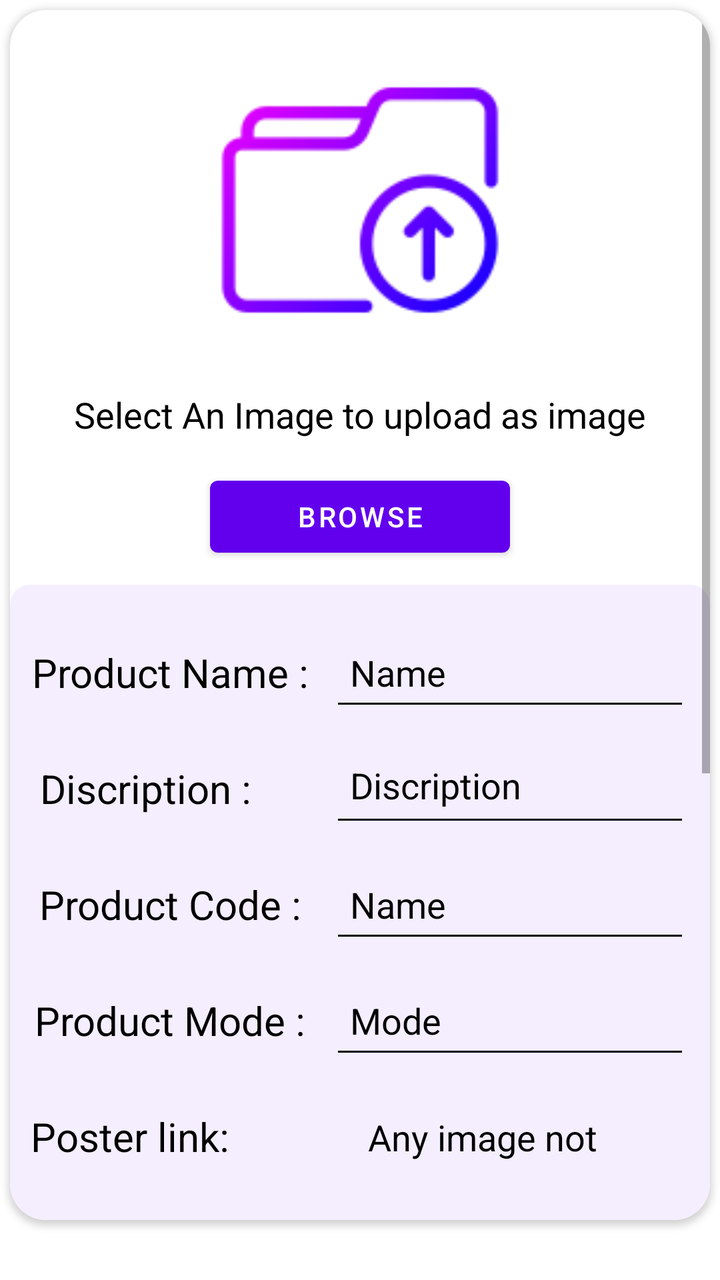
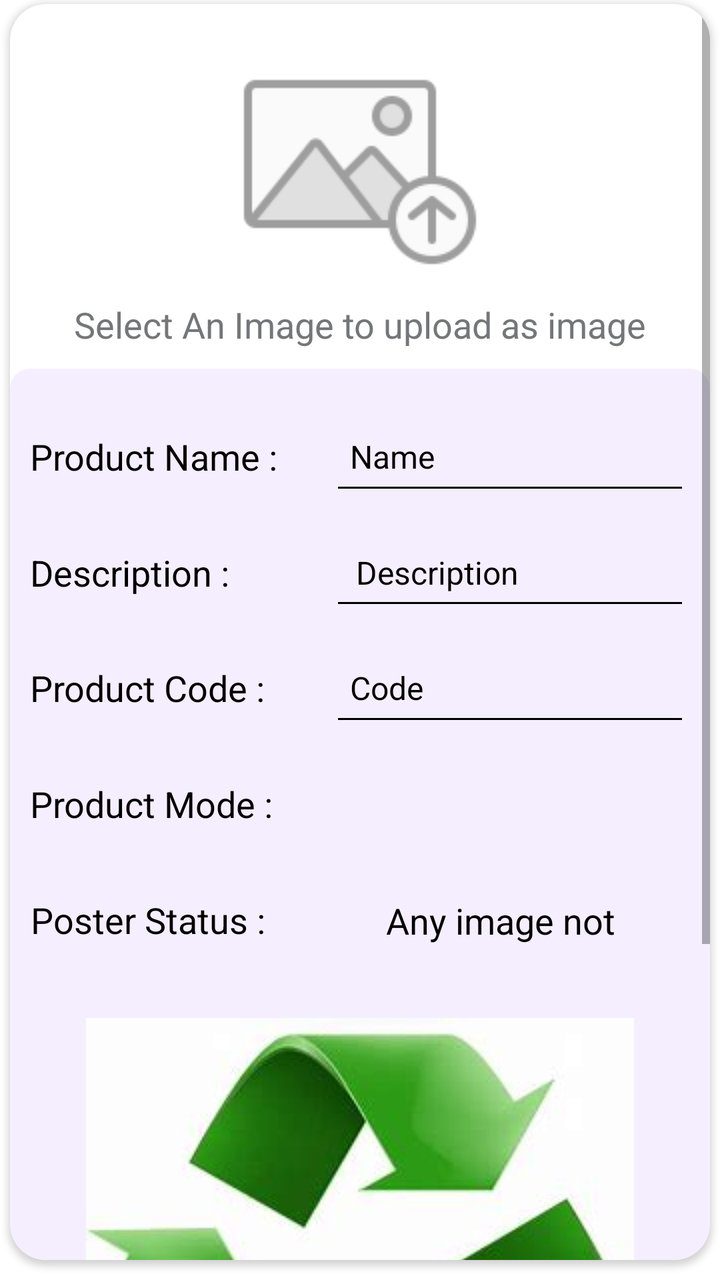

Two renders of the same Android screen: before a commit and after it. Below are the layout's source before the change and the commit's diff.
<!-- AndroidManifest.xml: application theme Theme.Master -->
<!-- res/layout/details_add.xml -->
<?xml version="1.0" encoding="utf-8"?>
<androidx.constraintlayout.widget.ConstraintLayout xmlns:android="http://schemas.android.com/apk/res/android"
    xmlns:app="http://schemas.android.com/apk/res-auto"
    xmlns:tools="http://schemas.android.com/tools"
    android:layout_width="match_parent"
    android:layout_height="match_parent">

    <androidx.cardview.widget.CardView
        android:layout_width="match_parent"
        android:layout_height="0dp"
        android:layout_marginStart="5dp"
        android:layout_marginTop="5dp"
        android:layout_marginEnd="5dp"
        android:layout_marginBottom="30dp"
        app:cardBackgroundColor="@color/white"
        app:cardCornerRadius="18dp"
        app:layout_constraintBottom_toBottomOf="parent"
        app:layout_constraintEnd_toEndOf="parent"
        app:layout_constraintStart_toStartOf="parent"
        app:layout_constraintTop_toTopOf="parent">

        <ScrollView
            android:layout_width="match_parent"
            android:layout_height="match_parent">

            <androidx.constraintlayout.widget.ConstraintLayout
                android:layout_width="match_parent"
                android:layout_height="wrap_content">

                <androidx.constraintlayout.widget.ConstraintLayout
                    android:id="@+id/constraintLayout2"
                    android:layout_width="match_parent"
                    android:layout_height="wrap_content"
                    android:layout_marginTop="10dp"
                    android:background="@drawable/button_back"
                    app:layout_constraintBottom_toBottomOf="parent"
                    app:layout_constraintEnd_toEndOf="parent"
                    app:layout_constraintStart_toStartOf="parent"
                    app:layout_constraintTop_toBottomOf="@+id/uplode">

                    <EditText
                        android:id="@+id/area2"
                        android:layout_width="0dp"
                        android:layout_height="48dp"
                        android:layout_marginStart="10dp"
                        android:layout_marginTop="20dp"
                        android:layout_marginEnd="10dp"
                        android:layout_marginBottom="10dp"
                        android:backgroundTint="@color/black"
                        android:ems="10"
                        android:hint="Name"
                        android:importantForAutofill="no"
                        android:inputType="textPersonName"
                        android:padding="10dp"
                        android:textColor="@color/black"
                        android:textColorHint="@color/black"
                        android:textSize="18sp"
                        app:layout_constraintBottom_toTopOf="@+id/textView14"
                        app:layout_constraintEnd_toEndOf="parent"
                        app:layout_constraintHorizontal_bias="1.0"
                        app:layout_constraintStart_toEndOf="@+id/textView9"
                        app:layout_constraintTop_toTopOf="parent" />

                    <TextView
                        android:id="@+id/textView9"
                        android:layout_width="140dp"
                        android:layout_height="48dp"
                        android:layout_marginStart="10dp"
                        android:layout_marginTop="20dp"
                        android:layout_marginBottom="10dp"
                        android:gravity="center"
                        android:text="Product Name :"
                        android:textColor="@color/black"
                        android:textSize="20sp"
                        android:textStyle="normal"
                        app:layout_constraintBottom_toTopOf="@+id/textView14"
                        app:layout_constraintStart_toStartOf="parent"
                        app:layout_constraintTop_toTopOf="parent" />

                    <EditText
                        android:id="@+id/editTextTextMultiLine21"
                        android:layout_width="0dp"
                        android:layout_height="48dp"
                        android:layout_marginStart="10dp"
                        android:layout_marginTop="10dp"
                        android:layout_marginEnd="10dp"
                        android:backgroundTint="@color/black"
                        android:ems="10"
                        android:gravity="start|top"
                        android:hint="Discription"
                        android:importantForAutofill="no"
                        android:inputType="textMultiLine"
                        android:padding="10dp"
                        android:textColor="@color/black"
                        android:textColorHint="@color/black"
                        android:textSize="18sp"
                        app:layout_constraintEnd_toEndOf="parent"
                        app:layout_constraintStart_toEndOf="@+id/textView14"
                        app:layout_constraintTop_toBottomOf="@+id/area2" />

                    <Button
                        android:id="@+id/submit"
                        android:layout_width="173dp"
                        android:layout_height="52dp"
                        android:layout_marginTop="20dp"
                        android:layout_marginBottom="10dp"
                        android:text="Submit"
                        app:layout_constraintBottom_toBottomOf="parent"
                        app:layout_constraintEnd_toEndOf="parent"
                        app:layout_constraintStart_toStartOf="parent"
                        app:layout_constraintTop_toBottomOf="@+id/image_select_container" />

                    <TextView
                        android:id="@+id/textView10"
                        android:layout_width="140dp"
                        android:layout_height="48dp"
                        android:layout_marginStart="10dp"
                        android:layout_marginTop="10dp"
                        android:gravity="center"
                        android:text="Product Code :"
                        android:textColor="#FF000000"
                        android:textSize="20sp"
                        android:textStyle="normal"
                        app:layout_constraintStart_toStartOf="parent"
                        app:layout_constraintTop_toBottomOf="@+id/textView14" />

                    <TextView
                        android:id="@+id/textView14"
                        android:layout_width="140dp"
                        android:layout_height="48dp"
                        android:layout_marginStart="10dp"
                        android:layout_marginBottom="10dp"
                        android:gravity="center_vertical"
                        android:padding="5dp"
                        android:text="Discription :"
                        android:textColor="@color/black"
                        android:textSize="20sp"
                        android:textStyle="normal"
                        app:layout_constraintBottom_toTopOf="@+id/textView10"
                        app:layout_constraintStart_toStartOf="parent"
                        app:layout_constraintTop_toBottomOf="@+id/textView9" />

                    <TextView
                        android:id="@+id/textView15"
                        android:layout_width="140dp"
                        android:layout_height="48dp"
                        android:layout_marginStart="10dp"
                        android:layout_marginTop="10dp"
                        android:gravity="center"
                        android:text="Product Mode :"
                        android:textColor="@color/black"
                        android:textSize="20sp"
                        app:layout_constraintStart_toStartOf="parent"
                        app:layout_constraintTop_toBottomOf="@+id/textView10" />

                    <EditText
                        android:id="@+id/editTextTextPersonName"
                        android:layout_width="0dp"
                        android:layout_height="48dp"
                        android:layout_marginStart="10dp"
                        android:layout_marginTop="10dp"
                        android:layout_marginEnd="10dp"
                        android:backgroundTint="@color/black"
                        android:ems="10"
                        android:hint="Mode"
                        android:inputType="textPersonName"
                        android:padding="10dp"
                        android:textColor="@color/black"
                        android:textColorHint="@color/black"
                        app:layout_constraintEnd_toEndOf="parent"
                        app:layout_constraintStart_toEndOf="@+id/textView15"
                        app:layout_constraintTop_toBottomOf="@+id/editTextTextPersonName2" />

                    <TextView
                        android:id="@+id/textView17"
                        android:layout_width="wrap_content"
                        android:layout_height="48dp"
                        android:layout_marginStart="10dp"
                        android:layout_marginTop="10dp"
                        android:gravity="center"
                        android:text="Poster link:"
                        android:textColor="@color/black"
                        android:textSize="20sp"
                        app:layout_constraintEnd_toStartOf="@+id/textView19"
                        app:layout_constraintStart_toStartOf="parent"
                        app:layout_constraintTop_toBottomOf="@+id/textView15" />

                    <TextView
                        android:id="@+id/textView19"
                        android:layout_width="0dp"
                        android:layout_height="48dp"
                        android:layout_marginStart="10dp"
                        android:layout_marginTop="10dp"
                        android:layout_marginEnd="10dp"
                        android:layout_marginBottom="20dp"
                        android:gravity="center"
                        android:padding="12dp"
                        android:text="   Any image not selected"
                        android:textColor="@color/black"
                        android:textSize="18sp"
                        app:layout_constraintBottom_toTopOf="@+id/image_select_container"
                        app:layout_constraintEnd_toEndOf="parent"
                        app:layout_constraintStart_toEndOf="@+id/textView17"
                        app:layout_constraintTop_toBottomOf="@+id/textView15" />

                    <androidx.constraintlayout.widget.ConstraintLayout
                        android:id="@+id/image_select_container"
                        android:layout_width="match_parent"
                        android:layout_height="match_parent"
                        android:layout_marginTop="20dp"
                        app:layout_constraintBottom_toTopOf="@+id/submit"
                        app:layout_constraintEnd_toEndOf="parent"
                        app:layout_constraintStart_toStartOf="parent"
                        app:layout_constraintTop_toBottomOf="@+id/textView17">

                        <ImageView
                            android:id="@+id/imageView"
                            android:layout_width="wrap_content"
                            android:layout_height="wrap_content"
                            app:layout_constraintBottom_toBottomOf="parent"
                            app:layout_constraintEnd_toEndOf="parent"
                            app:layout_constraintStart_toStartOf="parent"
                            app:layout_constraintTop_toTopOf="parent"
                            app:srcCompat="@drawable/img" />
                    </androidx.constraintlayout.widget.ConstraintLayout>

                    <EditText
                        android:id="@+id/editTextTextPersonName2"
                        android:layout_width="0dp"
                        android:layout_height="48dp"
                        android:layout_marginStart="10dp"
                        android:layout_marginTop="10dp"
                        android:layout_marginEnd="10dp"
                        android:backgroundTint="@color/black"
                        android:ems="10"
                        android:inputType="textPersonName"
                        android:padding="10dp"
                        android:text="Name"
                        android:textColor="@color/black"
                        app:layout_constraintEnd_toEndOf="parent"
                        app:layout_constraintStart_toEndOf="@+id/textView10"
                        app:layout_constraintTop_toBottomOf="@+id/editTextTextMultiLine21" />

                </androidx.constraintlayout.widget.ConstraintLayout>

                <ImageView
                    android:id="@+id/probimg"
                    android:layout_width="150dp"
                    android:layout_height="150dp"
                    android:layout_gravity="center_horizontal"
                    android:layout_margin="20dp"
                    android:layout_marginTop="5dp"
                    app:layout_constraintEnd_toEndOf="parent"
                    app:layout_constraintStart_toStartOf="parent"
                    app:layout_constraintTop_toTopOf="parent"
                    app:srcCompat="@drawable/img_13" />

                <Button
                    android:id="@+id/uplode"
                    android:layout_width="150dp"
                    android:layout_height="wrap_content"
                    android:layout_marginTop="15dp"
                    android:text="Browse"
                    android:visibility="visible"
                    app:layout_constraintEnd_toEndOf="parent"
                    app:layout_constraintStart_toStartOf="parent"
                    app:layout_constraintTop_toBottomOf="@+id/textView11" />

                <TextView
                    android:id="@+id/textView11"
                    android:layout_width="wrap_content"
                    android:layout_height="wrap_content"
                    android:layout_marginTop="20dp"
                    android:gravity="center"
                    android:text="Select An Image to upload as image"
                    android:textColor="#FF000000"
                    android:textSize="18sp"
                    app:layout_constraintEnd_toEndOf="parent"
                    app:layout_constraintStart_toStartOf="parent"
                    app:layout_constraintTop_toBottomOf="@+id/probimg" />

            </androidx.constraintlayout.widget.ConstraintLayout>
        </ScrollView>

    </androidx.cardview.widget.CardView>

</androidx.constraintlayout.widget.ConstraintLayout>
<!-- resources referenced by this layout -->
<resources>
  <color name="black">#FF000000</color>
  <color name="white">#FFFFFFFF</color>
  <!-- drawable button_back (drawable) -->
  <?xml version="1.0" encoding="utf-8"?>
  <shape xmlns:android="http://schemas.android.com/apk/res/android"
      android:shape="rectangle">
      <solid android:color="#F5EEFF"/>
      <corners android:radius="10dp"/>
  
  </shape>
  <!-- drawable img: png bitmap (drawable, 86536 bytes) -->
  <!-- drawable img_13: png bitmap (drawable, 4600 bytes) -->
  <style name="Theme.Master" parent="Theme.MaterialComponents.DayNight.DarkActionBar">
          
          <item name="colorPrimary">@color/purple_500</item>
          <item name="colorPrimaryVariant">@color/purple_700</item>
          <item name="colorOnPrimary">@color/white</item>
          
          <item name="colorSecondary">@color/teal_200</item>
          <item name="colorSecondaryVariant">@color/teal_700</item>
          <item name="colorOnSecondary">@color/black</item>
          
          <item name="android:statusBarColor">?attr/colorPrimaryVariant</item>
          
      </style>
  <color name="purple_500">#FF6200EE</color>
  <color name="purple_700">#FF3700B3</color>
  <color name="teal_200">#FF03DAC5</color>
  <color name="teal_700">#FF018786</color>
</resources>

<!-- the commit's change to res/layout/details_add.xml (unified diff, before → after) -->
@@ -9,9 +9,9 @@
         android:layout_width="match_parent"
         android:layout_height="0dp"
         android:layout_marginStart="5dp"
-        android:layout_marginTop="5dp"
+        android:layout_marginTop="2dp"
         android:layout_marginEnd="5dp"
-        android:layout_marginBottom="30dp"
+        android:layout_marginBottom="10dp"
         app:cardBackgroundColor="@color/white"
         app:cardCornerRadius="18dp"
         app:layout_constraintBottom_toBottomOf="parent"
@@ -36,10 +36,10 @@
                     app:layout_constraintBottom_toBottomOf="parent"
                     app:layout_constraintEnd_toEndOf="parent"
                     app:layout_constraintStart_toStartOf="parent"
-                    app:layout_constraintTop_toBottomOf="@+id/uplode">
+                    app:layout_constraintTop_toBottomOf="@+id/textView11">
 
                     <EditText
-                        android:id="@+id/area2"
+                        android:id="@+id/product_name_input"
                         android:layout_width="0dp"
                         android:layout_height="48dp"
                         android:layout_marginStart="10dp"
@@ -54,7 +54,7 @@
                         android:padding="10dp"
                         android:textColor="@color/black"
                         android:textColorHint="@color/black"
-                        android:textSize="18sp"
+                        android:textSize="16sp"
                         app:layout_constraintBottom_toTopOf="@+id/textView14"
                         app:layout_constraintEnd_toEndOf="parent"
                         app:layout_constraintHorizontal_bias="1.0"
@@ -68,42 +68,41 @@
                         android:layout_marginStart="10dp"
                         android:layout_marginTop="20dp"
                         android:layout_marginBottom="10dp"
-                        android:gravity="center"
+                        android:gravity="center_vertical"
                         android:text="Product Name :"
                         android:textColor="@color/black"
-                        android:textSize="20sp"
+                        android:textSize="18sp"
                         android:textStyle="normal"
                         app:layout_constraintBottom_toTopOf="@+id/textView14"
                         app:layout_constraintStart_toStartOf="parent"
                         app:layout_constraintTop_toTopOf="parent" />
 
                     <EditText
-                        android:id="@+id/editTextTextMultiLine21"
-                        android:layout_width="0dp"
-                        android:layout_height="48dp"
-                        android:layout_marginStart="10dp"
+                        android:id="@+id/product_disc_input"
+                        android:layout_width="0dp"
+                        android:layout_height="wrap_content"
                         android:layout_marginTop="10dp"
                         android:layout_marginEnd="10dp"
                         android:backgroundTint="@color/black"
                         android:ems="10"
                         android:gravity="start|top"
-                        android:hint="Discription"
+                        android:hint="Description"
                         android:importantForAutofill="no"
                         android:inputType="textMultiLine"
-                        android:padding="10dp"
+                        android:padding="13dp"
                         android:textColor="@color/black"
                         android:textColorHint="@color/black"
-                        android:textSize="18sp"
-                        app:layout_constraintEnd_toEndOf="parent"
+                        android:textSize="16sp"
+                        app:layout_constraintEnd_toEndOf="parent"
+                        app:layout_constraintHorizontal_bias="0.0"
                         app:layout_constraintStart_toEndOf="@+id/textView14"
-                        app:layout_constraintTop_toBottomOf="@+id/area2" />
+                        app:layout_constraintTop_toBottomOf="@+id/product_name_input" />
 
                     <Button
                         android:id="@+id/submit"
                         android:layout_width="173dp"
                         android:layout_height="52dp"
-                        android:layout_marginTop="20dp"
-                        android:layout_marginBottom="10dp"
+                        android:layout_marginBottom="5dp"
                         android:text="Submit"
                         app:layout_constraintBottom_toBottomOf="parent"
                         app:layout_constraintEnd_toEndOf="parent"
@@ -116,27 +115,29 @@
                         android:layout_height="48dp"
                         android:layout_marginStart="10dp"
                         android:layout_marginTop="10dp"
-                        android:gravity="center"
+                        android:layout_marginEnd="10dp"
+                        android:gravity="center_vertical"
                         android:text="Product Code :"
                         android:textColor="#FF000000"
-                        android:textSize="20sp"
+                        android:textSize="18sp"
                         android:textStyle="normal"
-                        app:layout_constraintStart_toStartOf="parent"
-                        app:layout_constraintTop_toBottomOf="@+id/textView14" />
+                        app:layout_constraintEnd_toStartOf="@+id/product_code_input"
+                        app:layout_constraintStart_toStartOf="parent"
+                        app:layout_constraintTop_toBottomOf="@+id/product_disc_input" />
 
                     <TextView
                         android:id="@+id/textView14"
                         android:layout_width="140dp"
                         android:layout_height="48dp"
                         android:layout_marginStart="10dp"
-                        android:layout_marginBottom="10dp"
-                        android:gravity="center_vertical"
-                        android:padding="5dp"
-                        android:text="Discription :"
-                        android:textColor="@color/black"
-                        android:textSize="20sp"
+                        android:layout_marginTop="10dp"
+                        android:layout_marginEnd="10dp"
+                        android:gravity="center_vertical"
+                        android:text="Description :"
+                        android:textColor="@color/black"
+                        android:textSize="18sp"
                         android:textStyle="normal"
-                        app:layout_constraintBottom_toTopOf="@+id/textView10"
+                        app:layout_constraintEnd_toStartOf="@+id/product_disc_input"
                         app:layout_constraintStart_toStartOf="parent"
                         app:layout_constraintTop_toBottomOf="@+id/textView9" />
 
@@ -146,30 +147,26 @@
                         android:layout_height="48dp"
                         android:layout_marginStart="10dp"
                         android:layout_marginTop="10dp"
+                        android:gravity="center_vertical"
+                        android:text="Product Mode :"
+                        android:textColor="@color/black"
+                        android:textSize="18sp"
+                        app:layout_constraintStart_toStartOf="parent"
+                        app:layout_constraintTop_toBottomOf="@+id/textView10" />
+
+                    <Spinner
+                        android:id="@+id/product_mode_input"
+                        android:layout_width="0dp"
+                        android:layout_height="48dp"
+                        android:layout_marginStart="10dp"
+                        android:layout_marginTop="10dp"
+                        android:layout_marginEnd="10dp"
+                        android:background="@drawable/background_driver"
+                        android:contentDescription="mode"
                         android:gravity="center"
-                        android:text="Product Mode :"
-                        android:textColor="@color/black"
-                        android:textSize="20sp"
-                        app:layout_constraintStart_toStartOf="parent"
-                        app:layout_constraintTop_toBottomOf="@+id/textView10" />
-
-                    <EditText
-                        android:id="@+id/editTextTextPersonName"
-                        android:layout_width="0dp"
-                        android:layout_height="48dp"
-                        android:layout_marginStart="10dp"
-                        android:layout_marginTop="10dp"
-                        android:layout_marginEnd="10dp"
-                        android:backgroundTint="@color/black"
-                        android:ems="10"
-                        android:hint="Mode"
-                        android:inputType="textPersonName"
-                        android:padding="10dp"
-                        android:textColor="@color/black"
-                        android:textColorHint="@color/black"
                         app:layout_constraintEnd_toEndOf="parent"
                         app:layout_constraintStart_toEndOf="@+id/textView15"
-                        app:layout_constraintTop_toBottomOf="@+id/editTextTextPersonName2" />
+                        app:layout_constraintTop_toBottomOf="@+id/product_code_input" />
 
                     <TextView
                         android:id="@+id/textView17"
@@ -178,15 +175,15 @@
                         android:layout_marginStart="10dp"
                         android:layout_marginTop="10dp"
                         android:gravity="center"
-                        android:text="Poster link:"
-                        android:textColor="@color/black"
-                        android:textSize="20sp"
-                        app:layout_constraintEnd_toStartOf="@+id/textView19"
+                        android:text="Poster Status :"
+                        android:textColor="@color/black"
+                        android:textSize="18sp"
+                        app:layout_constraintEnd_toStartOf="@+id/messagel"
                         app:layout_constraintStart_toStartOf="parent"
                         app:layout_constraintTop_toBottomOf="@+id/textView15" />
 
                     <TextView
-                        android:id="@+id/textView19"
+                        android:id="@+id/messagel"
                         android:layout_width="0dp"
                         android:layout_height="48dp"
                         android:layout_marginStart="10dp"
@@ -216,7 +213,7 @@
                         <ImageView
                             android:id="@+id/imageView"
                             android:layout_width="wrap_content"
-                            android:layout_height="wrap_content"
+                            android:layout_height="280dp"
                             app:layout_constraintBottom_toBottomOf="parent"
                             app:layout_constraintEnd_toEndOf="parent"
                             app:layout_constraintStart_toStartOf="parent"
@@ -225,55 +222,43 @@
                     </androidx.constraintlayout.widget.ConstraintLayout>
 
                     <EditText
-                        android:id="@+id/editTextTextPersonName2"
-                        android:layout_width="0dp"
-                        android:layout_height="48dp"
-                        android:layout_marginStart="10dp"
+                        android:id="@+id/product_code_input"
+                        android:layout_width="0dp"
+                        android:layout_height="48dp"
                         android:layout_marginTop="10dp"
                         android:layout_marginEnd="10dp"
                         android:backgroundTint="@color/black"
                         android:ems="10"
+                        android:hint="Code"
                         android:inputType="textPersonName"
                         android:padding="10dp"
-                        android:text="Name"
-                        android:textColor="@color/black"
+                        android:textColor="@color/black"
+                        android:textColorHint="@color/black"
+                        android:textSize="16dp"
                         app:layout_constraintEnd_toEndOf="parent"
                         app:layout_constraintStart_toEndOf="@+id/textView10"
-                        app:layout_constraintTop_toBottomOf="@+id/editTextTextMultiLine21" />
+                        app:layout_constraintTop_toBottomOf="@+id/product_disc_input" />
 
                 </androidx.constraintlayout.widget.ConstraintLayout>
 
                 <ImageView
                     android:id="@+id/probimg"
-                    android:layout_width="150dp"
-                    android:layout_height="150dp"
+                    android:layout_width="wrap_content"
+                    android:layout_height="wrap_content"
                     android:layout_gravity="center_horizontal"
                     android:layout_margin="20dp"
-                    android:layout_marginTop="5dp"
                     app:layout_constraintEnd_toEndOf="parent"
                     app:layout_constraintStart_toStartOf="parent"
                     app:layout_constraintTop_toTopOf="parent"
-                    app:srcCompat="@drawable/img_13" />
-
-                <Button
-                    android:id="@+id/uplode"
-                    android:layout_width="150dp"
-                    android:layout_height="wrap_content"
-                    android:layout_marginTop="15dp"
-                    android:text="Browse"
-                    android:visibility="visible"
-                    app:layout_constraintEnd_toEndOf="parent"
-                    app:layout_constraintStart_toStartOf="parent"
-                    app:layout_constraintTop_toBottomOf="@+id/textView11" />
+                    app:srcCompat="@drawable/img_16" />
 
                 <TextView
                     android:id="@+id/textView11"
                     android:layout_width="wrap_content"
                     android:layout_height="wrap_content"
-                    android:layout_marginTop="20dp"
                     android:gravity="center"
                     android:text="Select An Image to upload as image"
-                    android:textColor="#FF000000"
+                    android:textColor="@color/material_dynamic_neutral50"
                     android:textSize="18sp"
                     app:layout_constraintEnd_toEndOf="parent"
                     app:layout_constraintStart_toStartOf="parent"
<!-- resource entries referenced after the edit -->
@@ -2,6 +2,13 @@
 <resources>
   <color name="black">#FF000000</color>
   <color name="white">#FFFFFFFF</color>
+  <!-- drawable background_driver (drawable) -->
+  <?xml version="1.0" encoding="utf-8"?>
+  <shape xmlns:android="http://schemas.android.com/apk/res/android"
+      android:shape="rectangle">
+      <solid android:color="#F5EEFF"/>
+      <corners android:radius="70dp"/>
+  </shape>
   <!-- drawable button_back (drawable) -->
   <?xml version="1.0" encoding="utf-8"?>
   <shape xmlns:android="http://schemas.android.com/apk/res/android"
@@ -11,7 +18,7 @@
   
   </shape>
   <!-- drawable img: png bitmap (drawable, 86536 bytes) -->
-  <!-- drawable img_13: png bitmap (drawable, 4600 bytes) -->
+  <!-- drawable img_16: png bitmap (drawable, 3359 bytes) -->
   <style name="Theme.Master" parent="Theme.MaterialComponents.DayNight.DarkActionBar">
           
           <item name="colorPrimary">@color/purple_500</item>
